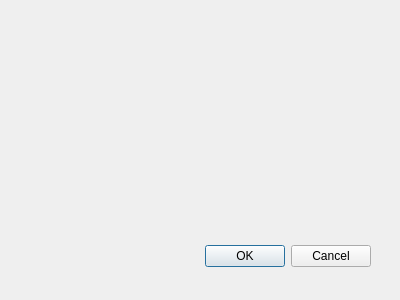
Before: the Qt Designer form Qt Project Files/SpiralBound/editcalendarevent.ui in ECU-CSCI-4230/SpiralBound, drawn with Qt 5.
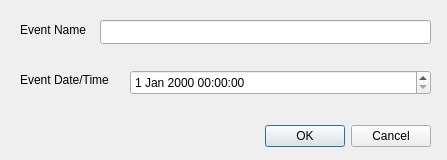
After: the same form once the commit is applied.

Commit message:
Create editcalendarevent dailog window
Designed GUI

The edit to the form file:
```diff
--- a/Qt Project Files/SpiralBound/editcalendarevent.ui
+++ b/Qt Project Files/SpiralBound/editcalendarevent.ui
@@ -8,8 +8,8 @@
    <rect>
     <x>0</x>
     <y>0</y>
-    <width>400</width>
-    <height>300</height>
+    <width>447</width>
+    <height>160</height>
    </rect>
   </property>
   <property name="windowTitle">
@@ -18,8 +18,8 @@
   <widget name="buttonBox" class="QDialogButtonBox">
    <property name="geometry">
     <rect>
-     <x>30</x>
-     <y>240</y>
+     <x>90</x>
+     <y>120</y>
      <width>341</width>
      <height>32</height>
     </rect>
@@ -31,6 +31,52 @@
     <set>QDialogButtonBox::Cancel|QDialogButtonBox::Ok</set>
    </property>
   </widget>
+  <widget class="QDateTimeEdit" name="dateTimeEdit">
+   <property name="geometry">
+    <rect>
+     <x>130</x>
+     <y>70</y>
+     <width>301</width>
+     <height>25</height>
+    </rect>
+   </property>
+  </widget>
+  <widget class="QLabel" name="label_eventDate">
+   <property name="geometry">
+    <rect>
+     <x>20</x>
+     <y>70</y>
+     <width>111</width>
+     <height>20</height>
+    </rect>
+   </property>
+   <property name="text">
+    <string>Event Date/Time</string>
+   </property>
+  </widget>
+  <widget class="QLabel" name="label_eventName">
+   <property name="geometry">
+    <rect>
+     <x>20</x>
+     <y>20</y>
+     <width>80</width>
+     <height>20</height>
+    </rect>
+   </property>
+   <property name="text">
+    <string>Event Name</string>
+   </property>
+  </widget>
+  <widget class="QLineEdit" name="lineEdit_eventName">
+   <property name="geometry">
+    <rect>
+     <x>100</x>
+     <y>20</y>
+     <width>331</width>
+     <height>24</height>
+    </rect>
+   </property>
+  </widget>
  </widget>
  <pixmapfunction/>
  <resources/>
```
Left out of the diff: 11 changed lines with no effect on the pictures. The commit also changes 9 other files.
